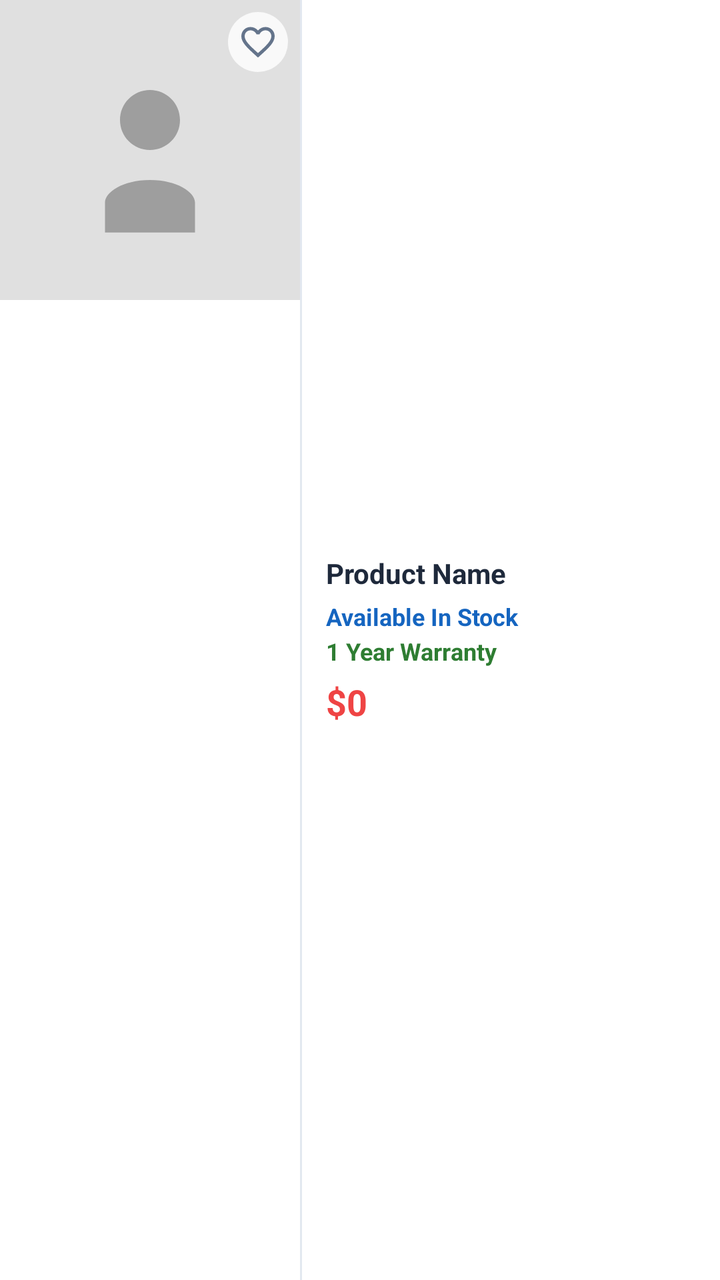
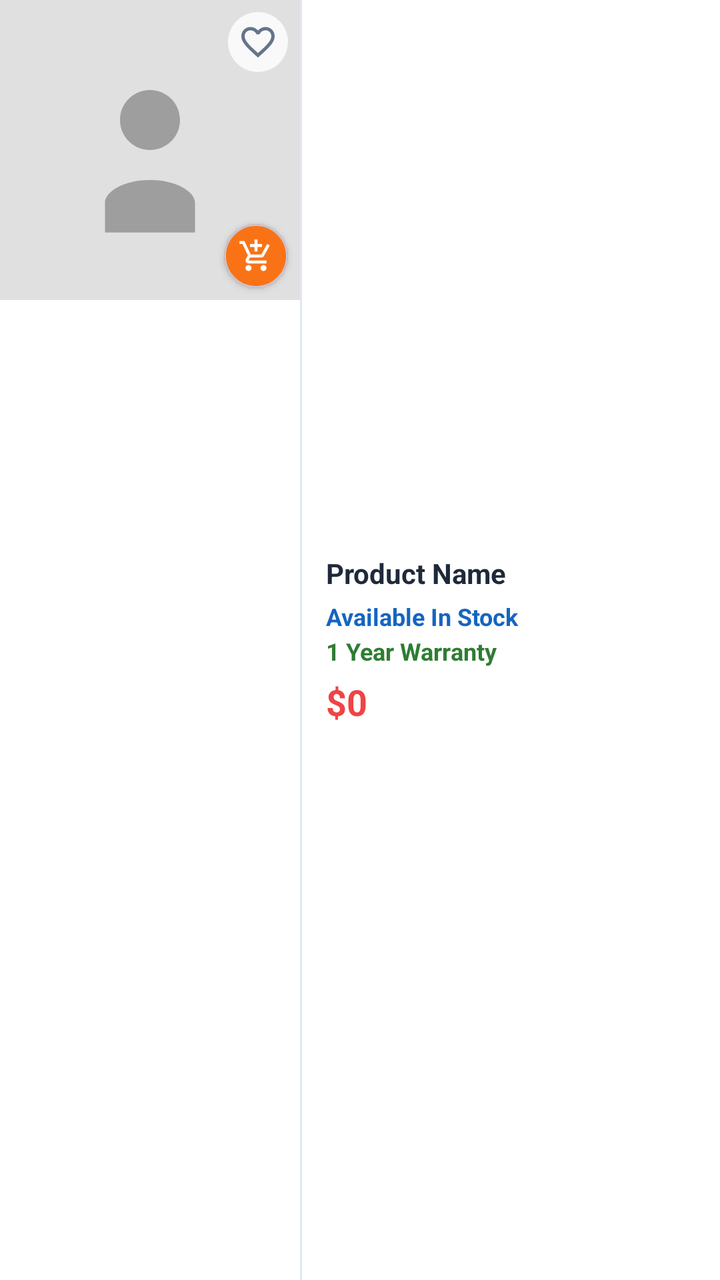

Before-and-after screenshots of an Android layout around one commit, followed by the original layout XML and the change that was made.
<!-- AndroidManifest.xml: application theme Theme.BeckieDealApp -->
<!-- res/layout/product_card_list.xml -->
﻿<?xml version="1.0" encoding="utf-8"?>

<com.google.android.material.card.MaterialCardView
    xmlns:android="http://schemas.android.com/apk/res/android"
    xmlns:app="http://schemas.android.com/apk/res-auto"
    android:layout_width="match_parent"
    android:layout_height="wrap_content"
    android:layout_margin="2dp"
    app:cardCornerRadius="0dp"
    app:cardElevation="0dp"
    app:strokeWidth="0dp"
    app:cardBackgroundColor="@color/surface">

    <LinearLayout
        android:layout_width="match_parent"
        android:layout_height="match_parent"
        android:orientation="horizontal">

        
        <FrameLayout
            android:layout_width="150dp"
            android:layout_height="150dp"
            android:background="@color/card_bg_secondary">

            <ImageView
                android:id="@+id/productImage"
                android:layout_width="match_parent"
                android:layout_height="match_parent"
                android:scaleType="centerCrop"
                android:src="@drawable/placeholder_image" />

            
            <ImageView
                android:id="@+id/favoriteIcon"
                android:layout_width="30dp"
                android:layout_height="30dp"
                android:layout_gravity="top|end"
                android:layout_margin="6dp"
                android:background="@drawable/favorite_background"
                android:padding="5dp"
                android:src="@drawable/ic_favorite_border"
                app:tint="@color/text_secondary" />

        </FrameLayout>

        
        <View
            android:layout_width="1dp"
            android:layout_height="match_parent"
            android:background="@color/border_color" />

        
        <LinearLayout
            android:layout_width="0dp"
            android:layout_height="wrap_content"
            android:layout_weight="1"
            android:layout_gravity="center_vertical"
            android:orientation="vertical"
            android:paddingHorizontal="12dp"
            android:paddingVertical="10dp">

            
            <TextView
                android:id="@+id/productName"
                android:layout_width="match_parent"
                android:layout_height="wrap_content"
                android:text="Product Name"
                android:textColor="@color/text_primary"
                android:textSize="@dimen/text_size_body"
                android:textStyle="bold"
                android:maxLines="2"
                android:ellipsize="end" />

            
            <TextView
                android:id="@+id/productVariant"
                android:layout_width="match_parent"
                android:layout_height="wrap_content"
                android:layout_marginTop="2dp"
                android:text=""
                android:textColor="@color/text_secondary"
                android:textSize="@dimen/text_size_caption"
                android:maxLines="1"
                android:ellipsize="end"
                android:visibility="gone" />

            
            <TextView
                android:id="@+id/stockStatus"
                android:layout_width="wrap_content"
                android:layout_height="wrap_content"
                android:layout_marginTop="4dp"
                android:text="Available In Stock"
                android:textColor="#1565C0"
                android:textSize="@dimen/text_size_caption"
                android:textStyle="bold" />

            
            <TextView
                android:id="@+id/warrantyText"
                android:layout_width="wrap_content"
                android:layout_height="wrap_content"
                android:layout_marginTop="1dp"
                android:text="1 Year Warranty"
                android:textColor="#2E7D32"
                android:textSize="@dimen/text_size_caption"
                android:textStyle="bold" />

            
            <TextView
                android:id="@+id/skuText"
                android:layout_width="wrap_content"
                android:layout_height="wrap_content"
                android:layout_marginTop="1dp"
                android:text=""
                android:textColor="#00897B"
                android:textSize="@dimen/text_size_caption"
                android:textStyle="bold"
                android:visibility="gone" />

            
            <TextView
                android:id="@+id/productPrice"
                android:layout_width="wrap_content"
                android:layout_height="wrap_content"
                android:layout_marginTop="5dp"
                android:text="$0"
                android:textColor="@color/red_error"
                android:textSize="@dimen/text_size_title_small"
                android:textStyle="bold" />

            
            <TextView
                android:id="@+id/productSpecs"
                android:layout_width="match_parent"
                android:layout_height="wrap_content"
                android:layout_marginTop="4dp"
                android:text=""
                android:textColor="@color/text_secondary"
                android:textSize="@dimen/text_size_caption"
                android:lineSpacingMultiplier="1.3"
                android:maxLines="3"
                android:ellipsize="end"
                android:visibility="gone" />

            
            <TextView
                android:id="@+id/freeItemsText"
                android:layout_width="wrap_content"
                android:layout_height="wrap_content"
                android:layout_marginTop="2dp"
                android:text=""
                android:textColor="@color/red_error"
                android:textSize="@dimen/text_size_caption"
                android:textStyle="italic"
                android:visibility="gone" />

        </LinearLayout>

    </LinearLayout>

</com.google.android.material.card.MaterialCardView>
<!-- resources referenced by this layout -->
<resources>
  <color name="border_color">#E2E8F0</color>
  <color name="card_bg_secondary">#F1F5F9</color>
  <color name="red_error">#EF4444</color>
  <color name="surface">#FFFFFF</color>
  <color name="text_primary">#1E293B</color>
  <color name="text_secondary">#64748B</color>
  <dimen name="text_size_body">13sp</dimen>
  <dimen name="text_size_caption">11sp</dimen>
  <dimen name="text_size_title_small">17sp</dimen>
  <!-- drawable favorite_background (drawable) -->
  <?xml version="1.0" encoding="utf-8"?>
  <shape xmlns:android="http://schemas.android.com/apk/res/android"
      android:shape="oval">
      <solid android:color="#CCFFFFFF" />
  </shape>
  <!-- drawable placeholder_image (drawable) -->
  <?xml version="1.0" encoding="utf-8"?>
  <vector xmlns:android="http://schemas.android.com/apk/res/android"
      android:width="200dp"
      android:height="200dp"
      android:viewportWidth="200"
      android:viewportHeight="200">
  
      
      <path
          android:fillColor="#E0E0E0"
          android:pathData="M0,0h200v200h-200z" />
  
      
      <path
          android:fillColor="#9E9E9E"
          android:pathData="M100,60c11.05,0 20,8.95 20,20s-8.95,20 -20,20 -20,-8.95 -20,-20 8.95,-20 20,-20zM100,120c18.28,0 30,8.28 30,15v20H70v-20c0,-6.72 11.72,-15 30,-15z" />
  </vector>
  <style name="Theme.BeckieDealApp" parent="Base.Theme.BeckieDealApp">
          <item name="buttonStyle">@style/Widget.App.Button</item>
          <item name="materialButtonStyle">@style/Widget.App.Button</item>
      </style>
  <style name="Widget.App.Button" parent="Widget.Material3.Button">
          <item name="shapeAppearance">@style/ShapeAppearance.App.Button.Pill</item>
      </style>
  <color name="primary">#F97316</color>
  <color name="on_primary">#FFFFFF</color>
  <color name="primary_container">#F97316</color>
  <color name="on_primary_container">#582200</color>
  <color name="background">#F8FAFC</color>
  <color name="on_surface">#251913</color>
  <style name="ShapeAppearance.App.Button.Pill" parent="">
          <item name="cornerFamily">rounded</item>
          <item name="cornerSize">50%</item>
      </style>
  <style name="Widget.App.BottomNav.ActiveIndicator" parent="Widget.Material3.BottomNavigationView.ActiveIndicator">
          <item name="android:color">@color/nav_indicator_fill</item>
          <item name="android:width">80dp</item>
          <item name="android:height">36dp</item>
          <item name="shapeAppearance">@style/ShapeAppearance.App.BottomNav.ActiveIndicator</item>
      </style>
  <color name="nav_indicator_fill">#FFF1EB</color>
  <style name="ShapeAppearance.App.BottomNav.ActiveIndicator" parent="">
          <item name="cornerFamily">rounded</item>
          <item name="cornerSize">50%</item>
      </style>
  <!-- unchanged entries left out for length: 3 -->
</resources>

<!-- the commit's change to res/layout/product_card_list.xml (unified diff, before → after) -->
@@ -40,6 +40,24 @@
                 android:padding="5dp"
                 android:src="@drawable/ic_favorite_border"
                 app:tint="@color/text_secondary" />
+
+            
+            <com.google.android.material.card.MaterialCardView
+                android:id="@+id/quickAddToCartButton"
+                android:layout_width="32dp"
+                android:layout_height="32dp"
+                android:layout_gravity="bottom|end"
+                android:layout_margin="6dp"
+                app:cardCornerRadius="16dp"
+                app:cardElevation="2dp"
+                app:cardBackgroundColor="@color/primary">
+                <ImageView
+                    android:layout_width="18dp"
+                    android:layout_height="18dp"
+                    android:layout_gravity="center"
+                    android:src="@drawable/add_shopping_cart_24"
+                    app:tint="@color/white_fixed" />
+            </com.google.android.material.card.MaterialCardView>
 
         </FrameLayout>
 
<!-- resource entries referenced after the edit -->
@@ -6,9 +6,20 @@
   <color name="surface">#FFFFFF</color>
   <color name="text_primary">#1E293B</color>
   <color name="text_secondary">#64748B</color>
+  <color name="white_fixed">#FFFFFF</color>
   <dimen name="text_size_body">13sp</dimen>
   <dimen name="text_size_caption">11sp</dimen>
   <dimen name="text_size_title_small">17sp</dimen>
+  <!-- drawable add_shopping_cart_24 (drawable) -->
+  <vector xmlns:android="http://schemas.android.com/apk/res/android"
+      android:width="24dp"
+      android:height="24dp"
+      android:viewportWidth="24"
+      android:viewportHeight="24">
+      <path
+          android:fillColor="@android:color/white"
+          android:pathData="M11,9V6H8V4h3V1h2v3h3v2h-3v3h-2ZM7,22q-0.825,0 -1.413,-0.588T5,20q0,-0.825 0.588,-1.413T7,18q0.825,0 1.413,0.588T9,20q0,0.825 -0.588,1.413T7,22ZM17,22q-0.825,0 -1.413,-0.588T15,20q0,-0.825 0.588,-1.413T17,18q0.825,0 1.413,0.588T19,20q0,0.825 -0.588,1.413T17,22ZM7,17q-1.125,0 -1.725,-0.988T5.25,14.05L6.6,11.6L3,4H1V2h3.275l4.25,9h7.025l3.875,-7l1.75,0.95l-3.875,7q-0.275,0.5 -0.725,0.775T15.55,13H8.1L7,15h12v2H7Z" />
+  </vector>
   <!-- drawable favorite_background (drawable) -->
   <?xml version="1.0" encoding="utf-8"?>
   <shape xmlns:android="http://schemas.android.com/apk/res/android"
